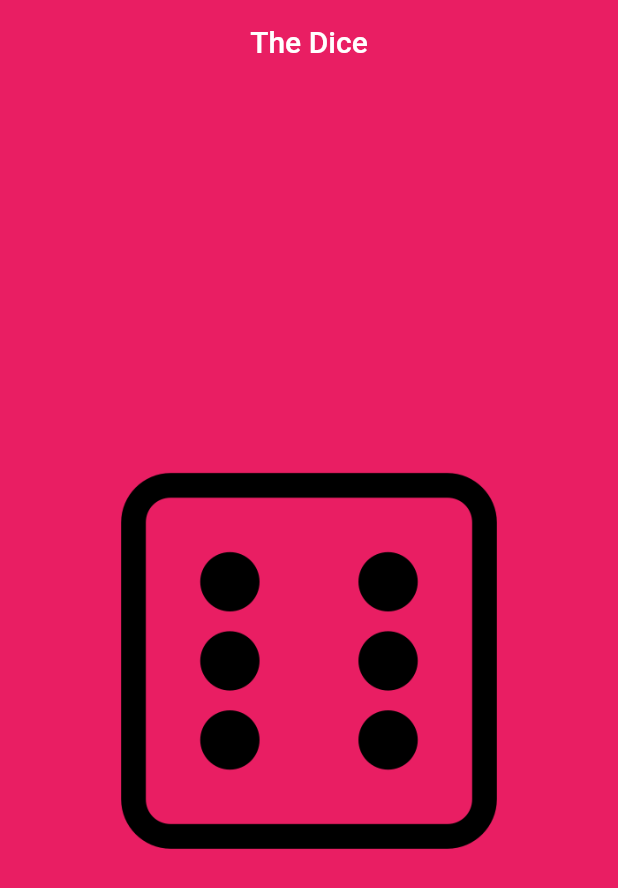
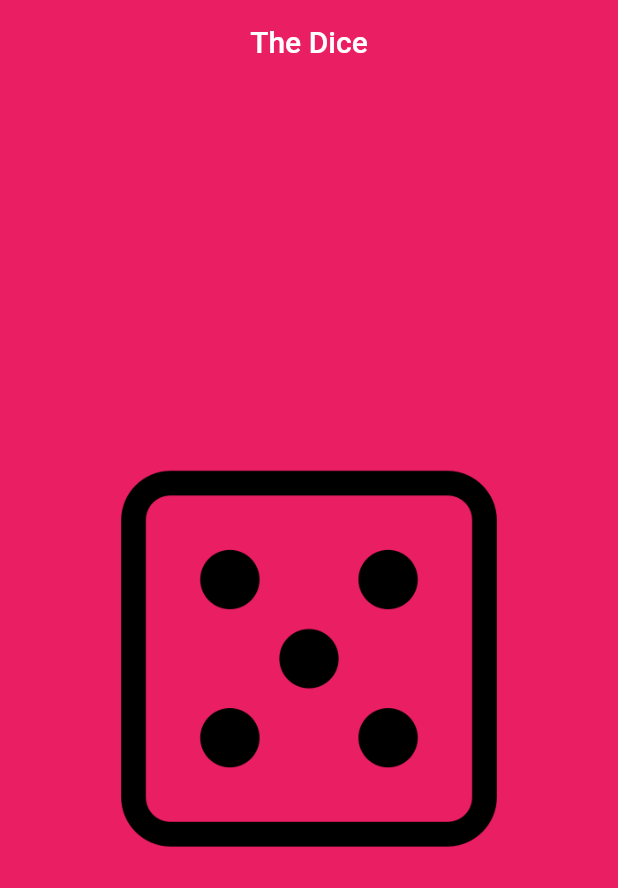
Before and after one commit to HEYKASHIF/the_dice, a Flutter app: the screen it shows after launch, on a phone screen of 412 x 824 dp. Shown: the top 888 px of the screen. Run offline on Flutter 3.47's test engine with Material 2 defaults, Android fonts, the phone set to English and light mode, and no system bars.

Commit message:
8-april commit47

```diff
--- a/lib/home_page.dart
+++ b/lib/home_page.dart
@@ -1,3 +1,5 @@
+import 'dart:math';
+
 import 'package:flutter/material.dart';
 
 class HomePage extends StatefulWidget {
@@ -8,6 +10,7 @@ class HomePage extends StatefulWidget {
 }
 
 class _HomePageState extends State<HomePage> {
+  int number = Random().nextInt(6) + 1;
   @override
   Widget build(BuildContext context) {
     return Scaffold(
@@ -19,7 +22,7 @@ class _HomePageState extends State<HomePage> {
         centerTitle: true,
       ),
       body: Center(
-        child: Image.asset('assets/images/6.png'),
+        child: Image.asset('assets/images/$number.png'),
       ),
     );
   }
```
